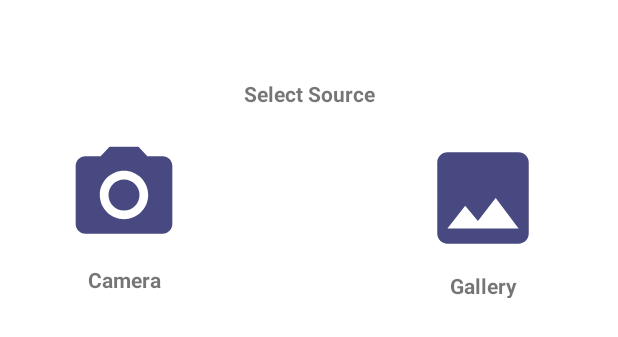
After one commit to Nzovia/MileageChecker, an Android app: the layout customphotodialog.xml on its own in the app's theme, with its tools: preview values and no code run, on a phone screen of 412 x 824 dp. The commit adds this screen. Shown: the top 337 px of the screen. Run offline under Robolectric (Android 15) with nearby library versions, the light colour scheme and no system bars.

Commit message:
Day 7: add photo custom Dialog

```diff
--- a/app/src/main/java/com/nicholas/mileagechecker/view/activities/AddCar.kt
+++ b/app/src/main/java/com/nicholas/mileagechecker/view/activities/AddCar.kt
@@ -45,4 +45,7 @@ class AddCar : AppCompatActivity() , View.OnClickListener{
             }
         }
     }
+    private fun showCustomDialog(){
+
+    }
 }
--- /dev/null
+++ b/app/src/main/res/drawable/ic_camera_takephoto.xml
@@ -0,0 +1,6 @@
+<vector android:height="24dp" android:tint="#494982"
+    android:viewportHeight="24" android:viewportWidth="24"
+    android:width="24dp" xmlns:android="http://schemas.android.com/apk/res/android">
+    <path android:fillColor="@android:color/white" android:pathData="M12,12m-3.2,0a3.2,3.2 0,1 1,6.4 0a3.2,3.2 0,1 1,-6.4 0"/>
+    <path android:fillColor="@android:color/white" android:pathData="M9,2L7.17,4L4,4c-1.1,0 -2,0.9 -2,2v12c0,1.1 0.9,2 2,2h16c1.1,0 2,-0.9 2,-2L22,6c0,-1.1 -0.9,-2 -2,-2h-3.17L15,2L9,2zM12,17c-2.76,0 -5,-2.24 -5,-5s2.24,-5 5,-5 5,2.24 5,5 -2.24,5 -5,5z"/>
+</vector>
--- /dev/null
+++ b/app/src/main/res/drawable/ic_uploadphoto.xml
@@ -0,0 +1,5 @@
+<vector android:height="24dp" android:tint="#494982"
+    android:viewportHeight="24" android:viewportWidth="24"
+    android:width="24dp" xmlns:android="http://schemas.android.com/apk/res/android">
+    <path android:fillColor="@android:color/white" android:pathData="M21,19V5c0,-1.1 -0.9,-2 -2,-2H5c-1.1,0 -2,0.9 -2,2v14c0,1.1 0.9,2 2,2h14c1.1,0 2,-0.9 2,-2zM8.5,13.5l2.5,3.01L14.5,12l4.5,6H5l3.5,-4.5z"/>
+</vector>
--- /dev/null
+++ b/app/src/main/res/layout/customphotodialog.xml
@@ -0,0 +1,66 @@
+<?xml version="1.0" encoding="utf-8"?>
+<androidx.constraintlayout.widget.ConstraintLayout xmlns:android="http://schemas.android.com/apk/res/android"
+    xmlns:tools="http://schemas.android.com/tools"
+    android:layout_width="match_parent"
+    android:layout_height="match_parent"
+    xmlns:app="http://schemas.android.com/apk/res-auto"
+    android:orientation="vertical"
+    android:padding="10dp"
+    app:chainUseRtl="true">
+
+    <TextView
+        android:id="@+id/textView"
+        android:layout_width="130dp"
+        android:layout_height="25dp"
+        android:layout_marginTop="40dp"
+        android:text="@string/select_source"
+        android:textStyle="bold"
+        android:gravity="center"
+        app:layout_constraintEnd_toEndOf="parent"
+        app:layout_constraintStart_toStartOf="parent"
+        app:layout_constraintTop_toTopOf="parent" />
+
+    <TextView
+        android:id="@+id/textView2"
+        android:layout_width="93dp"
+        android:layout_height="16dp"
+        android:layout_marginTop="8dp"
+        android:gravity="center"
+        android:text="@string/camera"
+        android:textStyle="bold"
+        app:layout_constraintEnd_toEndOf="@+id/imageView"
+        app:layout_constraintStart_toStartOf="@+id/imageView"
+        app:layout_constraintTop_toBottomOf="@+id/imageView" />
+
+    <TextView
+        android:id="@+id/textView3"
+        android:layout_width="107dp"
+        android:layout_height="18dp"
+        android:layout_marginTop="8dp"
+        android:textStyle="bold"
+        android:gravity="center"
+        android:text="@string/gallery"
+        app:layout_constraintEnd_toEndOf="@+id/imageView2"
+        app:layout_constraintStart_toStartOf="@+id/imageView2"
+        app:layout_constraintTop_toBottomOf="@+id/imageView2" />
+
+    <ImageView
+        android:id="@+id/imageView"
+        android:layout_width="97dp"
+        android:layout_height="77dp"
+        android:layout_marginStart="24dp"
+        android:layout_marginTop="16dp"
+        app:layout_constraintStart_toStartOf="parent"
+        app:layout_constraintTop_toBottomOf="@+id/textView"
+        app:srcCompat="@drawable/ic_camera_takephoto" />
+
+    <ImageView
+        android:id="@+id/imageView2"
+        android:layout_width="112dp"
+        android:layout_height="81dp"
+        android:layout_marginTop="16dp"
+        android:layout_marginEnd="24dp"
+        app:layout_constraintEnd_toEndOf="parent"
+        app:layout_constraintTop_toBottomOf="@+id/textView"
+        app:srcCompat="@drawable/ic_uploadphoto" />
+</androidx.constraintlayout.widget.ConstraintLayout>
--- a/app/src/main/res/values/strings.xml
+++ b/app/src/main/res/values/strings.xml
@@ -19,4 +19,7 @@
     <string name="new_car">new car</string>
     <string name="title_activity_bottom_navigation">BottomNavigation</string>
     <string name="title_activity_main">MainActivity</string>
+    <string name="select_source">Select Source</string>
+    <string name="camera">Camera</string>
+    <string name="gallery">Gallery</string>
 </resources>
```
